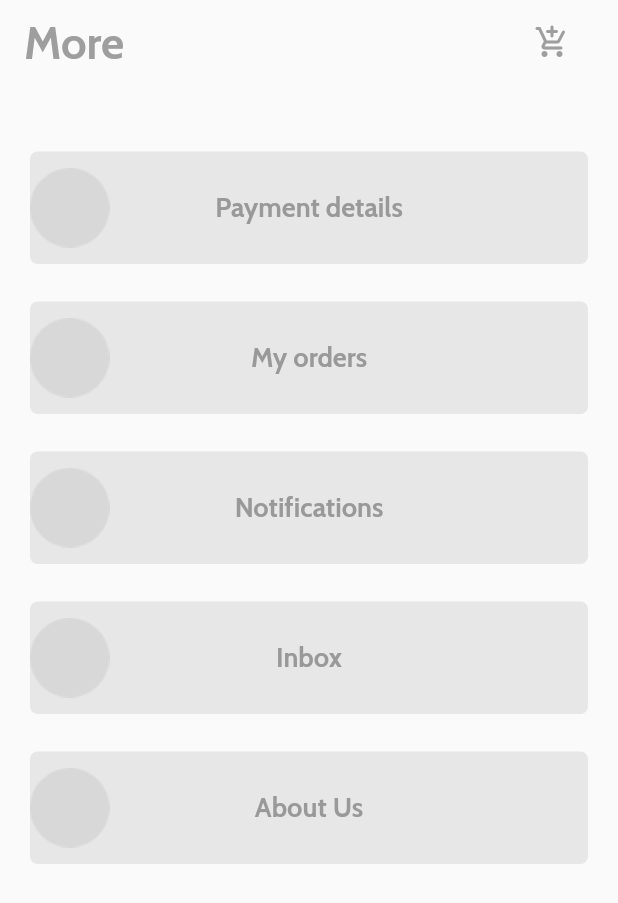
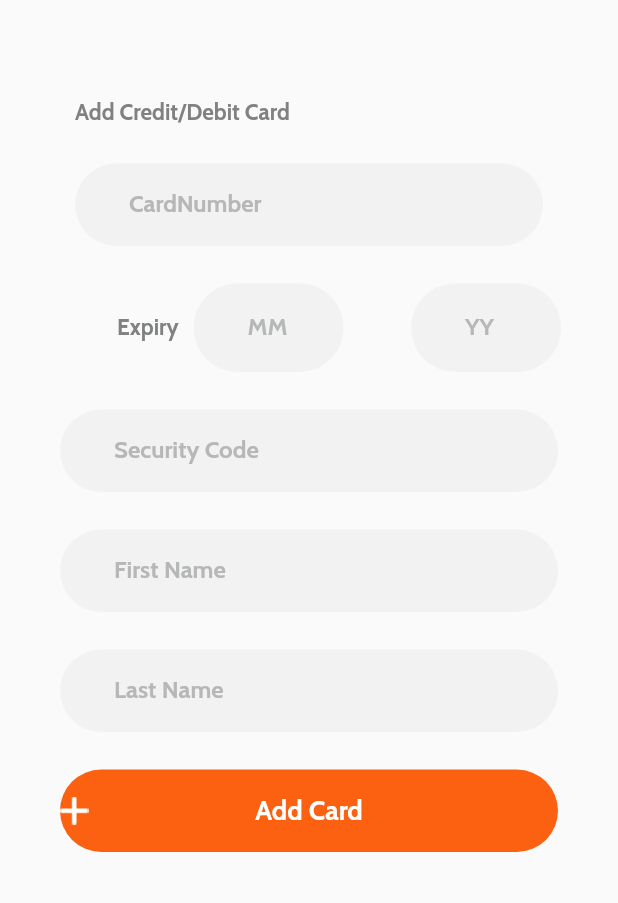
Before and after one commit to CATR27/AppMonkey5, a Flutter app: the screen it shows after launch, on a phone screen of 412 x 824 dp. Shown: the top 903 px of the screen. Run offline on Flutter 3.47's test engine with Material 2 defaults, Android fonts, the phone set to English and light mode, and no system bars.

Commit message:
Trejo Ramirez Carlos Adrian

```diff
--- a/lib/main.dart
+++ b/lib/main.dart
@@ -5,7 +5,7 @@ void main() {
   runApp(MaterialApp(
       debugShowCheckedModeBanner: false,
       title: 'Monkey Delivery',
-      initialRoute: '/mores',
+      initialRoute: '/addcredit1',
       routes: routes,
       theme: ThemeData(
           primaryColor: const Color.fromRGBO(252, 96, 17, 1.0),
--- /dev/null
+++ b/lib/src/pages/addcredit.dart
@@ -0,0 +1,252 @@
+import 'package:flutter/material.dart';
+//import 'package:flutter/rendering.dart';
+
+class addcredit1 extends StatelessWidget{
+  const addcredit1({Key? key}): super(key: key);
+
+  @override
+  Widget build(BuildContext context) {
+    final double _height = MediaQuery.of(context).size.height;
+    return Scaffold(
+      appBar: AppBar(
+        automaticallyImplyLeading: false,
+        shadowColor: Colors.transparent,
+
+        backgroundColor: Colors.transparent,
+        actions:<Widget>[
+
+            const SizedBox(width: 20,)
+        ],
+
+      ),
+      body: SingleChildScrollView(
+        child: Stack(
+        children: <Widget> [
+          Column(
+            children: <Widget>[
+              SizedBox(
+                height: _height *1.0,
+                width: double.infinity,
+                child: ListView(
+                  children:<Widget>[ Column(
+                    children:<Widget>[ Column(
+                      children: <Widget>[
+                        Container(
+                        margin: const EdgeInsets.only(top:10.0),
+                        child:Column(
+                          mainAxisAlignment: MainAxisAlignment.center,
+                          children: <Widget>[
+
+
+                             Container(
+                  alignment: Alignment.topLeft,
+                  child: const Text('Add Credit/Debit Card',
+                  style: TextStyle(
+                     fontWeight: FontWeight.bold,
+                    color: Color.fromARGB(255, 128, 129, 129),
+                    fontSize: 15),
+                    ),
+                  margin:  const EdgeInsets.only(left: 50.0),
+                ),
+                      const SizedBox(height: 25.0,),
+
+
+                      Container(
+                        width: double.infinity,
+                        height: 55.0,
+                        margin: const EdgeInsets.only(left: 50.0, right:50.0 ),
+                        decoration: BoxDecoration(
+                          borderRadius: BorderRadius.circular(30),
+                          color: const Color.fromRGBO(242, 242, 242, 1.0)
+                        ),
+                        child:TextFormField(
+                          obscureText: false,
+                            keyboardType: TextInputType.text,
+                            decoration: const InputDecoration(
+                              border: InputBorder.none,
+                                labelText: '          CardNumber',
+                                labelStyle: TextStyle(
+                                  color:  Color.fromRGBO(182, 183, 183, 1.0)
+                                )
+                            ),
+                        ),
+                      ),
+                      const SizedBox(height: 25.0,),
+
+
+
+
+
+
+
+
+            Row(
+               mainAxisAlignment: MainAxisAlignment.center,
+                       children: <Widget>[
+                Container(
+                  alignment: Alignment.topLeft,
+                  child: const Text('Expiry',
+                  style: TextStyle(
+                     fontWeight: FontWeight.bold,
+                    color: Color.fromARGB(255, 128, 129, 129),
+                    fontSize: 15),
+                    ),
+                  margin:  const EdgeInsets.only(left: 50.0),
+                ),
+
+                 Container(
+                          width: 100.0,
+                              padding: const EdgeInsets.symmetric(horizontal: 0.0),
+                              margin: const EdgeInsets.symmetric(horizontal: 10.0),
+                              decoration: BoxDecoration(
+                                color: Color.fromRGBO(242, 242, 242, 1.0),
+                                borderRadius: BorderRadius.circular(30),
+                        ),
+                        child:TextFormField(
+                          obscureText: false,
+                            keyboardType: TextInputType.emailAddress,
+                            decoration: const InputDecoration(
+                              border: InputBorder.none,
+                                labelText: '          MM',
+                                labelStyle: TextStyle(
+                                  color:  Color.fromRGBO(182, 183, 183, 1.0)
+                                )
+                            ),
+                        ),
+                      ),
+                      const SizedBox(height: 25.0,),
+
+                const SizedBox(width: 25.0,),
+                 Container(
+                         width: 100.0,
+                              padding: const EdgeInsets.symmetric(horizontal: 0.0),
+                              margin: const EdgeInsets.symmetric(horizontal: 10.0),
+                              decoration: BoxDecoration(
+                                color: Color.fromRGBO(242, 242, 242, 1.0),
+                                borderRadius: BorderRadius.circular(30),
+                        ),
+                        child:TextFormField(
+                          obscureText: false,
+                            keyboardType: TextInputType.number,
+                            decoration: const InputDecoration(
+                              border: InputBorder.none,
+                                labelText: '          YY',
+                                labelStyle: TextStyle(
+                                  color:  Color.fromRGBO(182, 183, 183, 1.0)
+                                )
+                            ),
+                        ),
+                      ),
+  ]
+),
+
+
+
+
+                      const SizedBox(height: 25.0,),
+                      Container(
+                        width: double.infinity,
+                        height: 55.0,
+                        margin: const EdgeInsets.only(left: 40.0, right:40.0 ),
+                        decoration: BoxDecoration(
+                          borderRadius: BorderRadius.circular(30),
+                          color: const Color.fromRGBO(242, 242, 242, 1.0)
+                        ),
+                        child:TextFormField(
+                          obscureText: false,
+                            keyboardType: TextInputType.text,
+                            decoration: const InputDecoration(
+                              border: InputBorder.none,
+                                labelText: '          Security Code',
+                                labelStyle: TextStyle(
+                                  color:  Color.fromRGBO(182, 183, 183, 1.0)
+                                )
+                            ),
+                        ),
+                      ),
+                      const SizedBox(height: 25.0,),
+                      Container(
+                        width: double.infinity,
+                        height: 55.0,
+                        margin: const EdgeInsets.only(left: 40.0, right:40.0 ),
+                        decoration: BoxDecoration(
+                          borderRadius: BorderRadius.circular(30),
+                          color: const Color.fromRGBO(242, 242, 242, 1.0)
+                        ),
+                        child:TextFormField(
+                          obscureText: true,
+                            keyboardType: TextInputType.text,
+                            decoration: const InputDecoration(
+                              border: InputBorder.none,
+                                labelText: '          First Name',
+                                labelStyle: TextStyle(
+                                  color:  Color.fromRGBO(182, 183, 183, 1.0)
+                                )
+                            ),
+                        ),
+                      ),
+                      const SizedBox(height: 25.0,),
+                      Container(
+                        width: double.infinity,
+                        height: 55.0,
+                        margin: const EdgeInsets.only(left: 40.0, right:40.0 ),
+                        decoration: BoxDecoration(
+                          borderRadius: BorderRadius.circular(30),
+                          color: const Color.fromRGBO(242, 242, 242, 1.0)
+                        ),
+                        child:TextFormField(
+                          obscureText: true,
+                            keyboardType: TextInputType.text,
+                            decoration: const InputDecoration(
+                              border: InputBorder.none,
+                                labelText: '          Last Name',
+                                labelStyle: TextStyle(
+                                  color:  Color.fromRGBO(182, 183, 183, 1.0)
+                                )
+                            ),
+                        ),
+                      ),
+                      const SizedBox(height: 25.0,),
+                      Container(
+                        width: double.infinity,
+                        height: 55.0,
+                        margin: const EdgeInsets.only(left: 40.0, right:40.0 ),
+                        decoration: BoxDecoration(
+                          borderRadius: BorderRadius.circular(30),
+                          color: Theme.of(context).primaryColor,
+                           image: const DecorationImage(
+                            image: AssetImage("lib/src/img/mas.png"),
+                               alignment: Alignment.centerLeft,
+
+                          ),
+                        ),
+                        child:const TextButton(
+                          onPressed: null,
+                          child: Text('Add Card',
+                            style: TextStyle(
+                               fontSize: 18,
+                                color: Colors.white,
+                                //fontWeight: FontWeight.bold
+                             ),
+                          ),
+                        ),
+                      ),
+                      const SizedBox(height: 25.0,),
+
+
+                      ],
+                     ),
+                    ),
+                      ],
+                      ),
+                    ]),
+                  ]),
+          ),
+        ],
+      ),
+        ],
+        ),
+      ),
+          );
+  }
+}
--- a/lib/src/routes/routes.dart
+++ b/lib/src/routes/routes.dart
@@ -6,6 +6,7 @@ import 'package:appmonkey/src/pages/log_page.dart';
 import 'package:appmonkey/src/pages/home_page.dart';
 import 'package:flutter/cupertino.dart';
 import 'package:appmonkey/src/pages/signup_page.dart';
+import '../pages/addcredit.dart';
 import '../pages/carrusel1.dart';
 import '../pages/carrusel2.dart';
 import '../pages/carrusel3.dart';
@@ -25,6 +26,7 @@ final routes=<String, WidgetBuilder>{
   /*2*/'/login': (BuildContext context) => const LoginPage(),
   /*3*/'/log': (BuildContext context) => const EnterPage(),
   /*4*/'/signup': (BuildContext context) => const SignuPage(),
+ /*19*/'/addcredit1': (BuildContext context) => const addcredit1(),
 
 
 ////////////////////////////////////////////////////////////
--- a/pubspec.yaml
+++ b/pubspec.yaml
@@ -83,6 +83,7 @@ flutter:
     - lib/src/img/Billetera.png
     - lib/src/img/Elipse_30.png
     - lib/src/img/money.png
+    - lib/src/img/mas.png
   #   - images/a_dot_ham.jpeg
 
   # An image asset can refer to one or more resolution-specific "variants", see
```
Also changed, not shown: lib/src/pages/elsdjfhksd.dart (added, +234 -0 lines), lib/src/img/mas.png (added).
